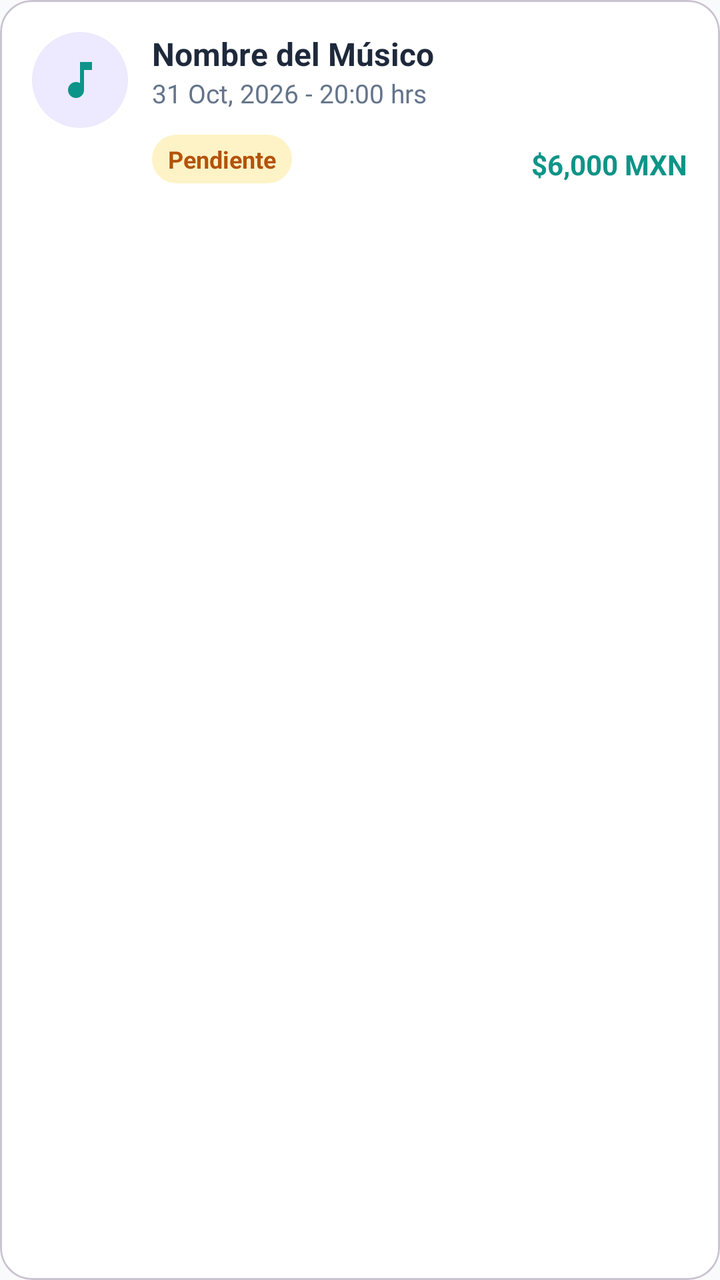
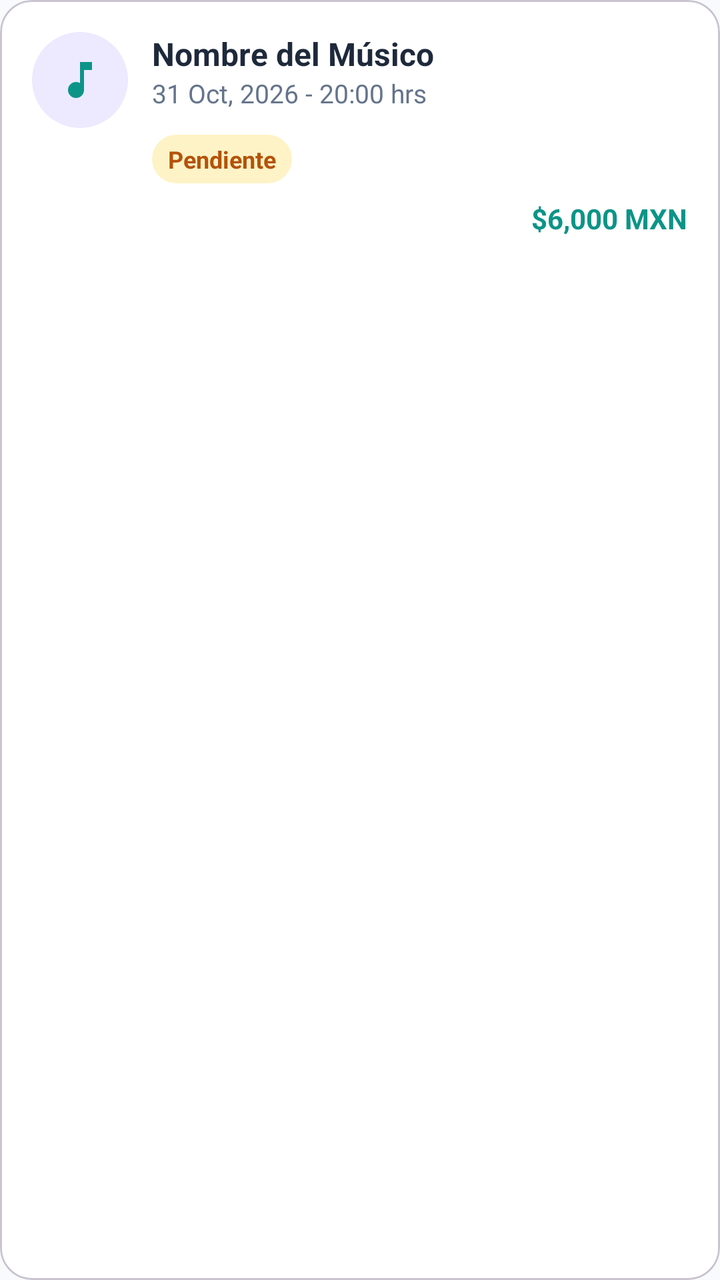

An Android layout rendered at two revisions. The XML below is the earlier revision; the diff shows what the commit changed to produce the second picture.
<!-- AndroidManifest.xml: application theme Theme.ArmonihzMobile -->
<!-- res/layout/item_notification.xml -->
<?xml version="1.0" encoding="utf-8"?>
<com.google.android.material.card.MaterialCardView
    xmlns:android="http://schemas.android.com/apk/res/android"
    xmlns:app="http://schemas.android.com/apk/res-auto"
    android:layout_width="match_parent"
    android:layout_height="wrap_content"
    android:layout_marginHorizontal="20dp"
    android:layout_marginVertical="8dp"
    app:cardCornerRadius="16dp"
    app:cardElevation="0dp"
    app:strokeWidth="1dp"
    app:strokeColor="?attr/colorOutlineVariant"
    app:cardBackgroundColor="?attr/colorSurface">

    <androidx.constraintlayout.widget.ConstraintLayout
        android:layout_width="match_parent"
        android:layout_height="wrap_content"
        android:padding="16dp">

        <FrameLayout
            android:id="@+id/iconContainer"
            android:layout_width="48dp"
            android:layout_height="48dp"
            android:background="@drawable/bg_circle_light_purple"
            app:layout_constraintTop_toTopOf="parent"
            app:layout_constraintStart_toStartOf="parent">

            <ImageView
                android:layout_width="24dp"
                android:layout_height="24dp"
                android:layout_gravity="center"
                android:src="@drawable/ic_music_note"
                app:tint="?attr/colorPrimary"/>
        </FrameLayout>

        <TextView
            android:id="@+id/tvMusicianName"
            android:layout_width="0dp"
            android:layout_height="wrap_content"
            android:text="Nombre del Músico"
            android:textStyle="bold"
            android:textSize="16sp"
            android:textColor="?attr/colorOnSurface"
            android:layout_marginStart="12dp"
            app:layout_constraintTop_toTopOf="@id/iconContainer"
            app:layout_constraintStart_toEndOf="@id/iconContainer"
            app:layout_constraintEnd_toEndOf="parent" />

        <TextView
            android:id="@+id/tvEventDate"
            android:layout_width="0dp"
            android:layout_height="wrap_content"
            android:text="31 Oct, 2026 - 20:00 hrs"
            android:textSize="13sp"
            android:textColor="?attr/colorOnSurfaceVariant"
            app:layout_constraintTop_toBottomOf="@id/tvMusicianName"
            app:layout_constraintStart_toStartOf="@id/tvMusicianName" />

        <TextView
            android:id="@+id/tvStatusBadge"
            android:layout_width="wrap_content"
            android:layout_height="wrap_content"
            android:text="Pendiente"
            android:textSize="12sp"
            android:textStyle="bold"
            android:paddingHorizontal="8dp"
            android:paddingVertical="4dp"
            android:layout_marginTop="12dp"
            android:background="@drawable/bg_badge_yellow"
            android:textColor="#B45309"
            app:layout_constraintTop_toBottomOf="@id/tvEventDate"
            app:layout_constraintStart_toStartOf="@id/tvMusicianName" />

        <TextView
            android:id="@+id/tvBudget"
            android:layout_width="wrap_content"
            android:layout_height="wrap_content"
            android:text="$6,000 MXN"
            android:textStyle="bold"
            android:textSize="14sp"
            android:textColor="?attr/colorPrimary"
            app:layout_constraintBottom_toBottomOf="@id/tvStatusBadge"
            app:layout_constraintEnd_toEndOf="parent" />

        <com.google.android.material.button.MaterialButton
            android:id="@+id/btnLeaveReview"
            style="@style/Widget.MaterialComponents.Button.OutlinedButton"
            android:layout_width="match_parent"
            android:layout_height="wrap_content"
            android:layout_marginTop="16dp"
            android:text="Dejar reseña"
            android:textColor="?attr/colorPrimary"
            app:strokeColor="?attr/colorPrimary"
            app:cornerRadius="8dp"
            android:visibility="gone"
            app:layout_constraintTop_toBottomOf="@id/tvStatusBadge"
            app:layout_constraintStart_toStartOf="parent"
            app:layout_constraintEnd_toEndOf="parent" />

    </androidx.constraintlayout.widget.ConstraintLayout>
</com.google.android.material.card.MaterialCardView>
<!-- resources referenced by this layout -->
<resources>
  <!-- drawable bg_badge_yellow (drawable) -->
  <?xml version="1.0" encoding="utf-8"?>
  <shape xmlns:android="http://schemas.android.com/apk/res/android"
      android:shape="rectangle">
      <solid android:color="#FEF3C7"/>
      <corners android:radius="16dp"/>
  </shape>
  <!-- drawable bg_circle_light_purple (drawable) -->
  <?xml version="1.0" encoding="utf-8"?>
  <shape xmlns:android="http://schemas.android.com/apk/res/android"
      android:shape="oval">
      <solid android:color="#EDE9FE"/>
  </shape>
  <!-- drawable ic_music_note (drawable) -->
  <vector xmlns:android="http://schemas.android.com/apk/res/android" android:height="24dp" android:tint="#000000" android:viewportHeight="24" android:viewportWidth="24" android:width="24dp">
        
      <path android:fillColor="@android:color/white" android:pathData="M12,3v10.55c-0.59,-0.34 -1.27,-0.55 -2,-0.55 -2.21,0 -4,1.79 -4,4s1.79,4 4,4 4,-1.79 4,-4V7h4V3h-6z"/>
      
  </vector>
  <style name="Theme.ArmonihzMobile" parent="Base.Theme.ArmonihzMobile" />
  <style name="Base.Theme.ArmonihzMobile" parent="Theme.Material3.DayNight.NoActionBar">
  
          
          <item name="colorPrimary">@color/md_primary</item>
          <item name="colorOnPrimary">@color/md_onPrimary</item>
  
          
          <item name="android:colorBackground">@color/md_background</item>
  
          
          <item name="colorSurface">@color/md_surface</item>
          <item name="colorOnSurface">@color/md_onSurface</item>
          <item name="colorOnSurfaceVariant">@color/md_onSurfaceVariant</item>
  
          
          <item name="colorOutline">@color/md_outline</item>
  
          
          <item name="colorError">@color/md_error</item>
  
          
          <item name="colorControlActivated">@color/md_primary</item>
  
      </style>
  <color name="md_primary">#0D9488</color>
  <color name="md_onPrimary">#FFFFFF</color>
  <color name="md_background">#F8FAFC</color>
  <color name="md_surface">#FFFFFF</color>
  <color name="md_onSurface">#1E293B</color>
  <color name="md_onSurfaceVariant">#64748B</color>
  <color name="md_outline">#E2E8F0</color>
  <color name="md_error">#EF4444</color>
</resources>

<!-- the commit's change to res/layout/item_notification.xml (unified diff, before → after) -->
@@ -72,6 +72,19 @@
             app:layout_constraintStart_toStartOf="@id/tvMusicianName" />
 
         <TextView
+            android:id="@+id/tvEventType"
+            android:layout_width="wrap_content"
+            android:layout_height="wrap_content"
+            android:textSize="12sp"
+            android:textStyle="bold"
+            android:paddingHorizontal="8dp"
+            android:paddingVertical="4dp"
+            android:layout_marginStart="8dp"
+            app:layout_constraintTop_toTopOf="@id/tvStatusBadge"
+            app:layout_constraintBottom_toBottomOf="@id/tvStatusBadge"
+            app:layout_constraintStart_toEndOf="@id/tvStatusBadge" />
+
+        <TextView
             android:id="@+id/tvBudget"
             android:layout_width="wrap_content"
             android:layout_height="wrap_content"
@@ -79,7 +92,8 @@
             android:textStyle="bold"
             android:textSize="14sp"
             android:textColor="?attr/colorPrimary"
-            app:layout_constraintBottom_toBottomOf="@id/tvStatusBadge"
+            android:layout_marginTop="8dp"
+            app:layout_constraintTop_toBottomOf="@id/tvStatusBadge"
             app:layout_constraintEnd_toEndOf="parent" />
 
         <com.google.android.material.button.MaterialButton
@@ -93,7 +107,7 @@
             app:strokeColor="?attr/colorPrimary"
             app:cornerRadius="8dp"
             android:visibility="gone"
-            app:layout_constraintTop_toBottomOf="@id/tvStatusBadge"
+            app:layout_constraintTop_toBottomOf="@id/tvBudget"
             app:layout_constraintStart_toStartOf="parent"
             app:layout_constraintEnd_toEndOf="parent" />
 
